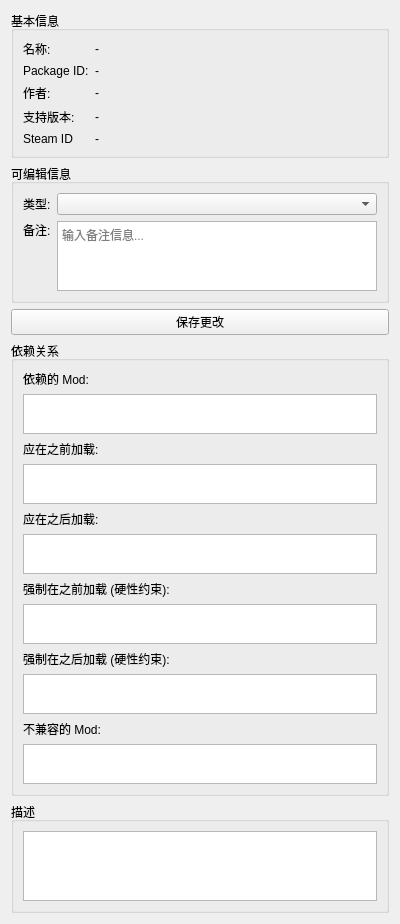
Old version of the form src/ui/ModDetailPanel.ui in the repository Artorias501/EasyRimWorldModManager.
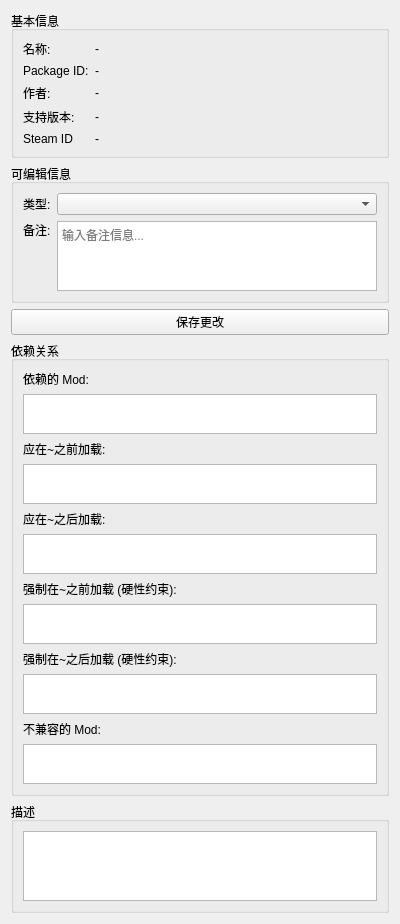
New version of the form.

Commit message: 添加对依赖和顺序的检查、提示

```diff
--- a/src/ui/ModDetailPanel.ui
+++ b/src/ui/ModDetailPanel.ui
@@ -7,7 +7,7 @@
     <x>0</x>
     <y>0</y>
     <width>400</width>
-    <height>790</height>
+    <height>876</height>
    </rect>
   </property>
   <layout class="QVBoxLayout" name="verticalLayout">
@@ -212,7 +212,7 @@
       <item>
        <widget class="QLabel" name="loadBeforeLabel">
         <property name="text">
-         <string>应在之前加载:</string>
+         <string>应在~之前加载:</string>
         </property>
        </widget>
       </item>
@@ -235,7 +235,7 @@
       <item>
        <widget class="QLabel" name="loadAfterLabel">
         <property name="text">
-         <string>应在之后加载:</string>
+         <string>应在~之后加载:</string>
         </property>
        </widget>
       </item>
@@ -258,7 +258,7 @@
       <item>
        <widget class="QLabel" name="forceLoadBeforeLabel">
         <property name="text">
-         <string>强制在之前加载 (硬性约束):</string>
+         <string>强制在~之前加载 (硬性约束):</string>
         </property>
        </widget>
       </item>
@@ -281,7 +281,7 @@
       <item>
        <widget class="QLabel" name="forceLoadAfterLabel">
         <property name="text">
-         <string>强制在之后加载 (硬性约束):</string>
+         <string>强制在~之后加载 (硬性约束):</string>
         </property>
        </widget>
       </item>
```
The commit also changes 2 other files.
